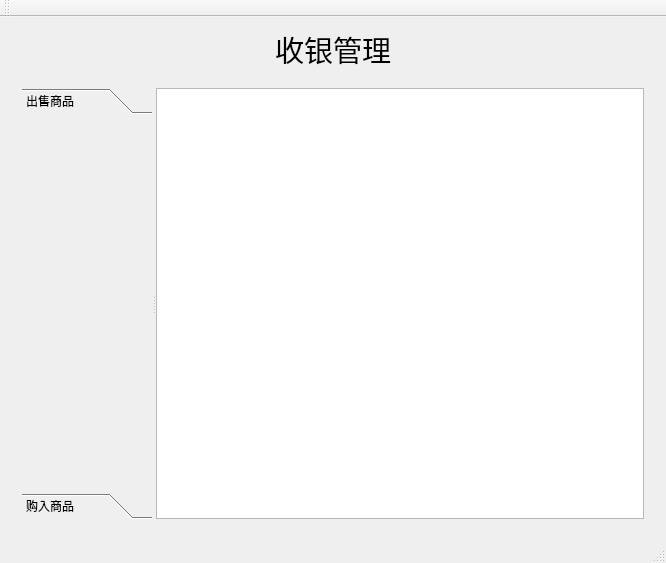
Old version of the form Cash_Management/mainwindow.ui in the repository MisakiFx/QtCode.
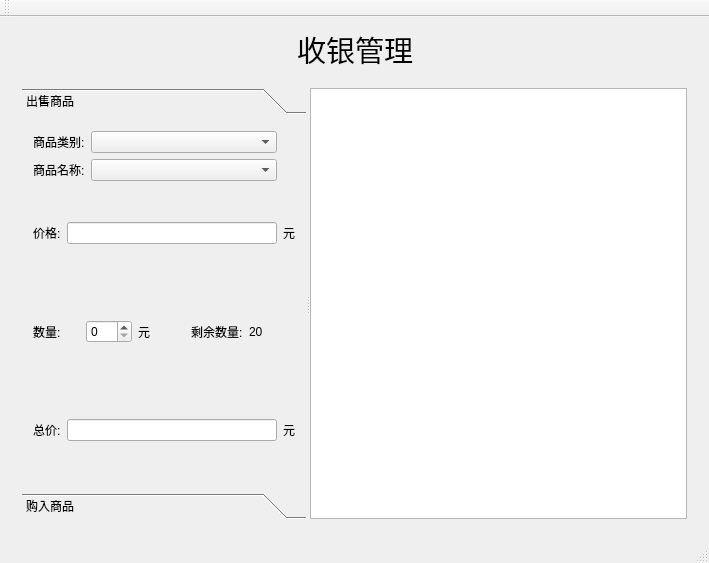
New version of the form.

Diff of the .ui file:
```diff
--- a/Cash_Management/mainwindow.ui
+++ b/Cash_Management/mainwindow.ui
@@ -6,7 +6,7 @@
    <rect>
     <x>0</x>
     <y>0</y>
-    <width>666</width>
+    <width>709</width>
     <height>563</height>
    </rect>
   </property>
@@ -71,14 +71,14 @@
           </property>
           <widget class="QToolBox" name="toolBox">
            <property name="sizePolicy">
-            <sizepolicy hsizetype="Expanding" vsizetype="Preferred">
+            <sizepolicy hsizetype="Fixed" vsizetype="Minimum">
              <horstretch>0</horstretch>
              <verstretch>0</verstretch>
             </sizepolicy>
            </property>
            <property name="minimumSize">
             <size>
-             <width>10</width>
+             <width>40</width>
              <height>0</height>
             </size>
            </property>
@@ -96,13 +96,166 @@
              <rect>
               <x>0</x>
               <y>0</y>
-              <width>303</width>
+              <width>333</width>
               <height>339</height>
              </rect>
             </property>
             <attribute name="label">
              <string>出售商品</string>
             </attribute>
+            <layout class="QVBoxLayout" name="verticalLayout">
+             <item>
+              <layout class="QHBoxLayout" name="horizontalLayout">
+               <item>
+                <widget class="QLabel" name="label_2">
+                 <property name="text">
+                  <string>商品类别:</string>
+                 </property>
+                </widget>
+               </item>
+               <item>
+                <widget class="QComboBox" name="comboBoxcategorie">
+                 <property name="sizePolicy">
+                  <sizepolicy hsizetype="Expanding" vsizetype="Fixed">
+                   <horstretch>0</horstretch>
+                   <verstretch>0</verstretch>
+                  </sizepolicy>
+                 </property>
+                </widget>
+               </item>
+               <item>
+                <spacer name="horizontalSpacer_3">
+                 <property name="orientation">
+                  <enum>Qt::Horizontal</enum>
+                 </property>
+                 <property name="sizeType">
+                  <enum>QSizePolicy::Preferred</enum>
+                 </property>
+                 <property name="sizeHint" stdset="0">
+                  <size>
+                   <width>18</width>
+                   <height>20</height>
+                  </size>
+                 </property>
+                </spacer>
+               </item>
+              </layout>
+             </item>
+             <item>
+              <layout class="QHBoxLayout" name="horizontalLayout_2">
+               <item>
+                <widget class="QLabel" name="label_3">
+                 <property name="text">
+                  <string>商品名称:</string>
+                 </property>
+                </widget>
+               </item>
+               <item>
+                <widget class="QComboBox" name="comboBoxName">
+                 <property name="sizePolicy">
+                  <sizepolicy hsizetype="Expanding" vsizetype="Fixed">
+                   <horstretch>0</horstretch>
+                   <verstretch>0</verstretch>
+                  </sizepolicy>
+                 </property>
+                </widget>
+               </item>
+               <item>
+                <spacer name="horizontalSpacer_4">
+                 <property name="orientation">
+                  <enum>Qt::Horizontal</enum>
+                 </property>
+                 <property name="sizeType">
+                  <enum>QSizePolicy::Preferred</enum>
+                 </property>
+                 <property name="sizeHint" stdset="0">
+                  <size>
+                   <width>18</width>
+                   <height>20</height>
+                  </size>
+                 </property>
+                </spacer>
+               </item>
+              </layout>
+             </item>
+             <item>
+              <layout class="QHBoxLayout" name="horizontalLayout_3">
+               <item>
+                <widget class="QLabel" name="label_4">
+                 <property name="text">
+                  <string>价格:</string>
+                 </property>
+                </widget>
+               </item>
+               <item>
+                <widget class="QLineEdit" name="lineEditPrice"/>
+               </item>
+               <item>
+                <widget class="QLabel" name="label_5">
+                 <property name="text">
+                  <string>元</string>
+                 </property>
+                </widget>
+               </item>
+              </layout>
+             </item>
+             <item>
+              <layout class="QHBoxLayout" name="horizontalLayout_4">
+               <item>
+                <widget class="QLabel" name="label_6">
+                 <property name="text">
+                  <string>数量:</string>
+                 </property>
+                </widget>
+               </item>
+               <item>
+                <widget class="QSpinBox" name="spinBox"/>
+               </item>
+               <item>
+                <widget class="QLabel" name="label_10">
+                 <property name="text">
+                  <string>元</string>
+                 </property>
+                </widget>
+               </item>
+               <item>
+                <widget class="QLabel" name="label_7">
+                 <property name="text">
+                  <string>剩余数量:</string>
+                 </property>
+                </widget>
+               </item>
+               <item>
+                <widget class="QLabel" name="labelLast">
+                 <property name="text">
+                  <string>20</string>
+                 </property>
+                </widget>
+               </item>
+              </layout>
+             </item>
+             <item>
+              <layout class="QHBoxLayout" name="horizontalLayout_5">
+               <item>
+                <widget class="QLabel" name="label_9">
+                 <property name="text">
+                  <string>总价:</string>
+                 </property>
+                </widget>
+               </item>
+               <item>
+                <widget class="QLineEdit" name="lineEditTotal"/>
+               </item>
+               <item>
+                <widget class="QLabel" name="label_11">
+                 <property name="text">
+                  <string>元</string>
+                 </property>
+                </widget>
+               </item>
+              </layout>
+             </item>
+            </layout>
            </widget>
            <widget class="QWidget" name="page_2">
             <property name="geometry">
```
Left out of the diff: 87 changed lines with no effect on the pictures.
